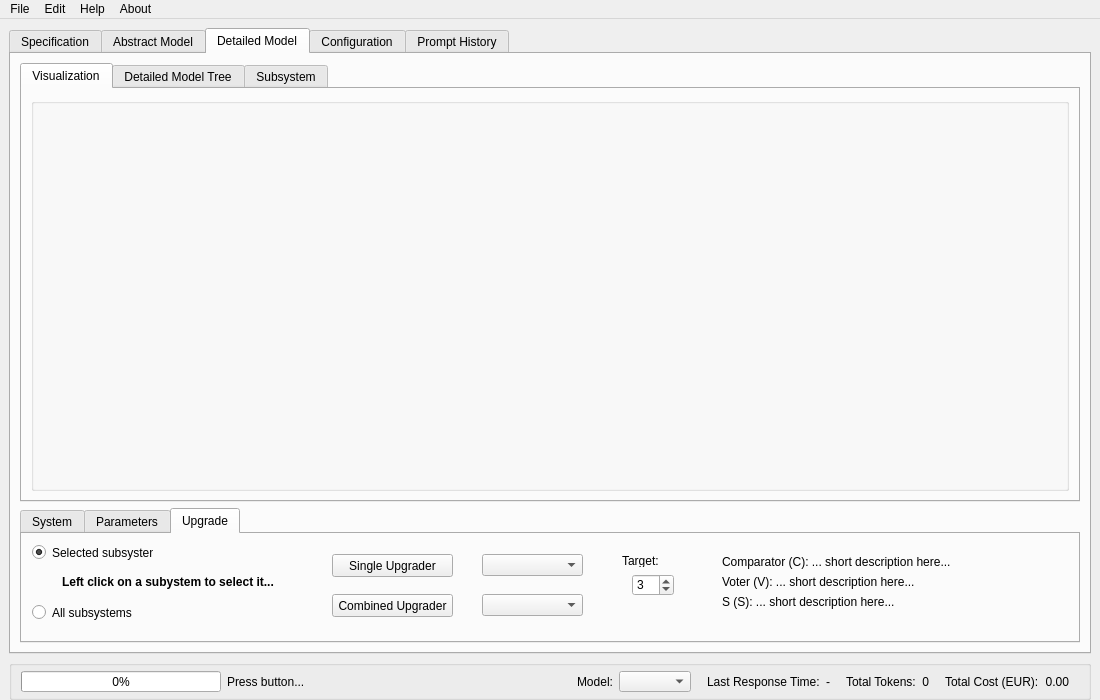
The window that src/gui/main_window_aisimogen.ui (Patrick-Hummel/AI_Simscape_Model_Generator) describes before a commit, drawn with Qt 5.
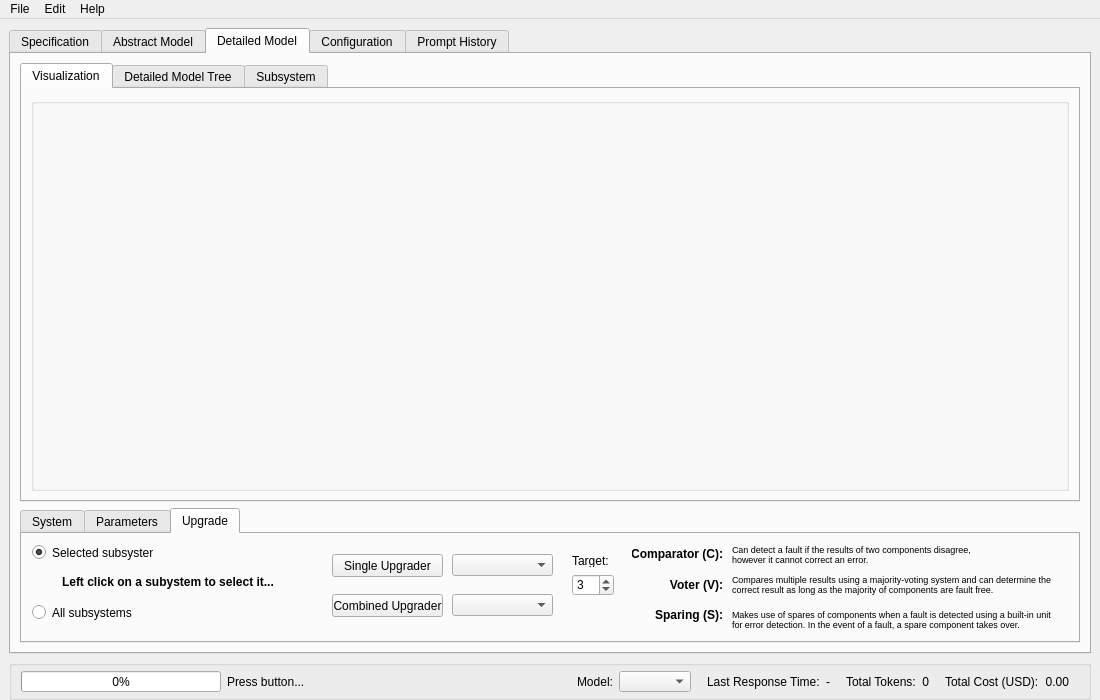
The same window after the commit. The open tabs and pages were chosen to show the change.

Diff of the .ui file:
```diff
--- a/src/gui/main_window_aisimogen.ui
+++ b/src/gui/main_window_aisimogen.ui
@@ -20,6 +20,9 @@
     </property>
     <item>
      <widget class="QTabWidget" name="tabWidget_main">
+      <property name="enabled">
+       <bool>true</bool>
+      </property>
       <property name="currentIndex">
        <number>0</number>
       </property>
@@ -977,7 +980,7 @@
              <rect>
               <x>310</x>
               <y>20</y>
-              <width>121</width>
+              <width>111</width>
               <height>23</height>
              </rect>
             </property>
@@ -988,7 +991,7 @@
            <widget class="QSpinBox" name="spinBox_upgrader_target">
             <property name="geometry">
              <rect>
-              <x>610</x>
+              <x>550</x>
               <y>40</y>
               <width>42</width>
               <height>22</height>
@@ -1006,7 +1009,7 @@
              <rect>
               <x>310</x>
               <y>60</y>
-              <width>121</width>
+              <width>111</width>
               <height>23</height>
              </rect>
             </property>
@@ -1017,7 +1020,7 @@
            <widget class="QComboBox" name="comboBox_single_upgrader_pattern">
             <property name="geometry">
              <rect>
-              <x>460</x>
+              <x>430</x>
               <y>20</y>
               <width>101</width>
               <height>22</height>
@@ -1027,7 +1030,7 @@
            <widget class="QComboBox" name="comboBox_combined_upgrader_pattern">
             <property name="geometry">
              <rect>
-              <x>460</x>
+              <x>430</x>
               <y>60</y>
               <width>101</width>
               <height>22</height>
@@ -1066,7 +1069,7 @@
            <widget class="QLabel" name="label_7">
             <property name="geometry">
              <rect>
-              <x>600</x>
+              <x>550</x>
               <y>20</y>
               <width>47</width>
               <height>13</height>
@@ -1079,40 +1082,64 @@
            <widget class="QLabel" name="label_8">
             <property name="geometry">
              <rect>
-              <x>700</x>
-              <y>20</y>
-              <width>331</width>
-              <height>16</height>
+              <x>710</x>
+              <y>0</y>
+              <width>271</width>
+              <height>41</height>
              </rect>
             </property>
+            <property name="font">
+             <font>
+              <pointsize>7</pointsize>
+             </font>
+            </property>
             <property name="text">
-             <string>Comparator (C): ... short description here...</string>
+             <string>Can detect a fault if the results of two components disagree, however it cannot correct an error.</string>
+            </property>
+            <property name="wordWrap">
+             <bool>true</bool>
             </property>
            </widget>
            <widget class="QLabel" name="label_9">
             <property name="geometry">
              <rect>
-              <x>700</x>
-              <y>40</y>
-              <width>331</width>
-              <height>16</height>
+              <x>710</x>
+              <y>30</y>
+              <width>321</width>
+              <height>41</height>
              </rect>
             </property>
+            <property name="font">
+             <font>
+              <pointsize>7</pointsize>
+             </font>
+            </property>
             <property name="text">
-             <string>Voter (V): ... short description here...</string>
+             <string>Compares multiple results using a majority-voting system and can determine the correct result as long as the majority of components are fault free.</string>
+            </property>
+            <property name="wordWrap">
+             <bool>true</bool>
             </property>
            </widget>
            <widget class="QLabel" name="label_10">
             <property name="geometry">
              <rect>
-              <x>700</x>
+              <x>710</x>
               <y>60</y>
               <width>331</width>
-              <height>16</height>
+              <height>51</height>
              </rect>
             </property>
+            <property name="font">
+             <font>
+              <pointsize>7</pointsize>
+             </font>
+            </property>
             <property name="text">
-             <string>S (S): ... short description here...</string>
+             <string>Makes use of spares of components when a fault is detected using a built-in unit for error detection. In the event of a fault, a spare component takes over.</string>
+            </property>
+            <property name="wordWrap">
+             <bool>true</bool>
             </property>
            </widget>
            <widget class="QLabel" name="label_detailed_model_upgrade_selected_subsystem">
@@ -1135,6 +1162,72 @@
              <string>Left click on a subystem to select it...</string>
             </property>
            </widget>
+           <widget class="QLabel" name="label_2">
+            <property name="geometry">
+             <rect>
+              <x>610</x>
+              <y>10</y>
+              <width>91</width>
+              <height>20</height>
+             </rect>
+            </property>
+            <property name="font">
+             <font>
+              <weight>75</weight>
+              <bold>true</bold>
+             </font>
+            </property>
+            <property name="text">
+             <string>Comparator (C):</string>
+            </property>
+            <property name="alignment">
+             <set>Qt::AlignRight|Qt::AlignTrailing|Qt::AlignVCenter</set>
+            </property>
+           </widget>
+           <widget class="QLabel" name="label_6">
+            <property name="geometry">
+             <rect>
+              <x>610</x>
+              <y>40</y>
+              <width>91</width>
+              <height>21</height>
+             </rect>
+            </property>
+            <property name="font">
+             <font>
+              <weight>75</weight>
+              <bold>true</bold>
+             </font>
+            </property>
+            <property name="text">
+             <string>Voter (V):</string>
+            </property>
+            <property name="alignment">
+             <set>Qt::AlignRight|Qt::AlignTrailing|Qt::AlignVCenter</set>
+            </property>
+           </widget>
+           <widget class="QLabel" name="label_11">
+            <property name="geometry">
+             <rect>
+              <x>610</x>
+              <y>70</y>
+              <width>91</width>
+              <height>21</height>
+             </rect>
+            </property>
+            <property name="font">
+             <font>
+              <weight>75</weight>
+              <bold>true</bold>
+             </font>
+            </property>
+            <property name="text">
+             <string>Sparing (S):</string>
+            </property>
+            <property name="alignment">
+             <set>Qt::AlignRight|Qt::AlignTrailing|Qt::AlignVCenter</set>
+            </property>
+           </widget>
           </widget>
          </widget>
         </item>
@@ -1330,7 +1423,7 @@
         <widget class="QLabel" name="label_progress_main_request">
          <property name="minimumSize">
           <size>
-           <width>150</width>
+           <width>180</width>
            <height>0</height>
           </size>
          </property>
@@ -1451,7 +1544,7 @@
        <item>
         <widget class="QLabel" name="label_desc_total_cost">
          <property name="text">
-          <string>Total Cost (EUR):</string>
+          <string>Total Cost (USD):</string>
          </property>
         </widget>
        </item>
@@ -1513,16 +1606,12 @@
     <property name="title">
      <string>Help</string>
     </property>
-   </widget>
-   <widget class="QMenu" name="menu_about">
-    <property name="title">
-     <string>About</string>
-    </property>
+    <addaction name="action_how_to_use"/>
+    <addaction name="action_about"/>
    </widget>
    <addaction name="menu_file"/>
    <addaction name="menu_edit"/>
    <addaction name="menu_help"/>
-   <addaction name="menu_about"/>
   </widget>
   <widget class="QStatusBar" name="statusbar">
    <property name="enabled">
```
Left out of the diff: 43 changed lines with no effect on the pictures.
